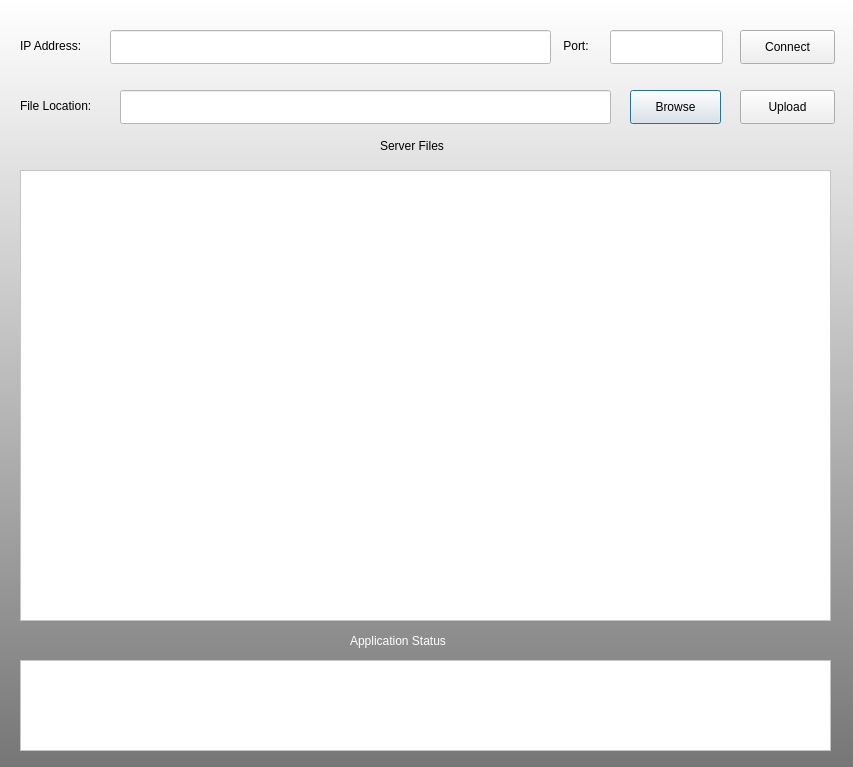
Qt form clientGUI.ui (ShahriarDhruvo/FTP-Client) before a commit.
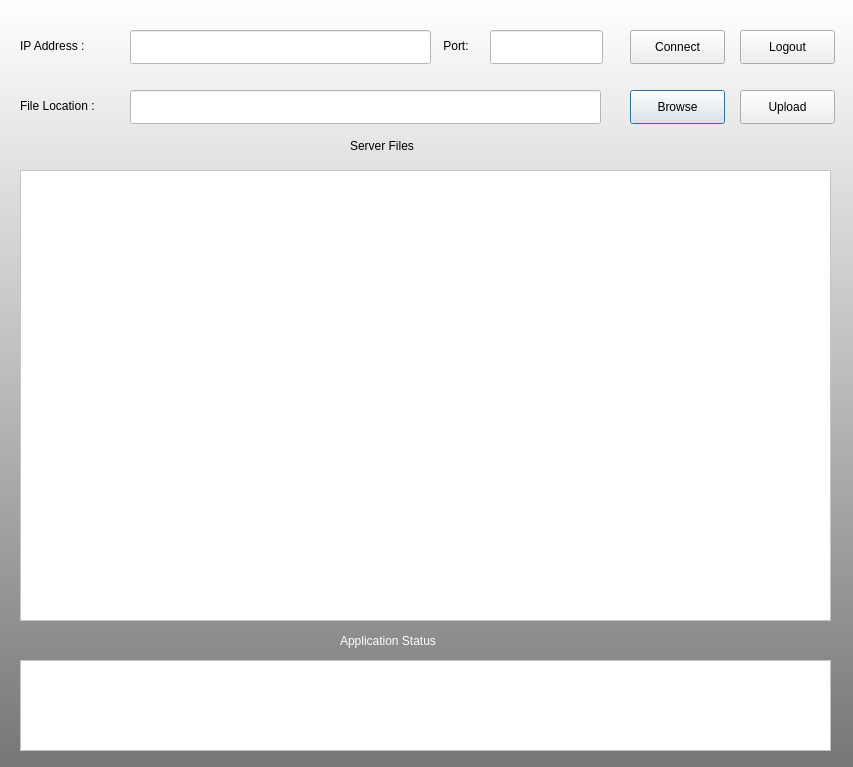
The same form after that commit.

What changed in the file:
```diff
--- a/clientGUI.ui
+++ b/clientGUI.ui
@@ -20,9 +20,9 @@
   <widget class="QLineEdit" name="fileLocation">
    <property name="geometry">
     <rect>
-     <x>120</x>
+     <x>130</x>
      <y>90</y>
-     <width>491</width>
+     <width>471</width>
      <height>34</height>
     </rect>
    </property>
@@ -35,7 +35,7 @@
     <rect>
      <x>630</x>
      <y>90</y>
-     <width>91</width>
+     <width>95</width>
      <height>34</height>
     </rect>
    </property>
@@ -59,9 +59,9 @@
   <widget class="QLineEdit" name="ipField">
    <property name="geometry">
     <rect>
-     <x>110</x>
+     <x>130</x>
      <y>30</y>
-     <width>441</width>
+     <width>301</width>
      <height>34</height>
     </rect>
    </property>
@@ -72,7 +72,7 @@
   <widget class="QLineEdit" name="portField">
    <property name="geometry">
     <rect>
-     <x>610</x>
+     <x>490</x>
      <y>30</y>
      <width>113</width>
      <height>34</height>
@@ -85,7 +85,7 @@
   <widget class="QPushButton" name="connect">
    <property name="geometry">
     <rect>
-     <x>740</x>
+     <x>630</x>
      <y>30</y>
      <width>95</width>
      <height>34</height>
@@ -111,9 +111,9 @@
   <widget class="QLabel" name="label">
    <property name="geometry">
     <rect>
-     <x>350</x>
+     <x>340</x>
      <y>630</y>
-     <width>151</width>
+     <width>171</width>
      <height>22</height>
     </rect>
    </property>
@@ -154,9 +154,9 @@
   <widget class="QLabel" name="label_2">
    <property name="geometry">
     <rect>
-     <x>380</x>
+     <x>350</x>
      <y>130</y>
-     <width>101</width>
+     <width>111</width>
      <height>31</height>
     </rect>
    </property>
@@ -173,27 +173,30 @@
     <rect>
      <x>20</x>
      <y>30</y>
-     <width>81</width>
+     <width>101</width>
      <height>31</height>
     </rect>
    </property>
    <property name="styleSheet">
-    <string notr="true">QDialog#lable_3{
-background-color:qlineargradient(spread:pad, x1:1, y1:1, x2:1, y2:0, stop:0 rgba(118, 118, 118, 255), stop:1 rgba(255, 255, 255, 255));}</string>
+    <string notr="true">font: 10pt &quot;MS Shell Dlg 2&quot;;
+</string>
    </property>
    <property name="text">
-    <string>IP Address:</string>
+    <string>IP Address :</string>
    </property>
   </widget>
   <widget class="QLabel" name="label_4">
    <property name="geometry">
     <rect>
-     <x>560</x>
+     <x>440</x>
      <y>30</y>
      <width>41</width>
      <height>31</height>
     </rect>
    </property>
+   <property name="styleSheet">
+    <string notr="true">font: 10pt &quot;MS Shell Dlg 2&quot;;</string>
+   </property>
    <property name="text">
     <string> Port:</string>
    </property>
@@ -203,12 +206,28 @@
     <rect>
      <x>20</x>
      <y>90</y>
-     <width>91</width>
+     <width>101</width>
      <height>31</height>
     </rect>
    </property>
+   <property name="styleSheet">
+    <string notr="true">font: 10pt &quot;MS Shell Dlg 2&quot;;</string>
+   </property>
    <property name="text">
-    <string>File Location:</string>
+    <string>File Location :</string>
+   </property>
+  </widget>
+  <widget class="QPushButton" name="logout">
+   <property name="geometry">
+    <rect>
+     <x>740</x>
+     <y>30</y>
+     <width>95</width>
+     <height>34</height>
+    </rect>
+   </property>
+   <property name="text">
+    <string>Logout</string>
    </property>
   </widget>
  </widget>
```
Left out of the diff: 4 changed lines with no effect on the pictures.
